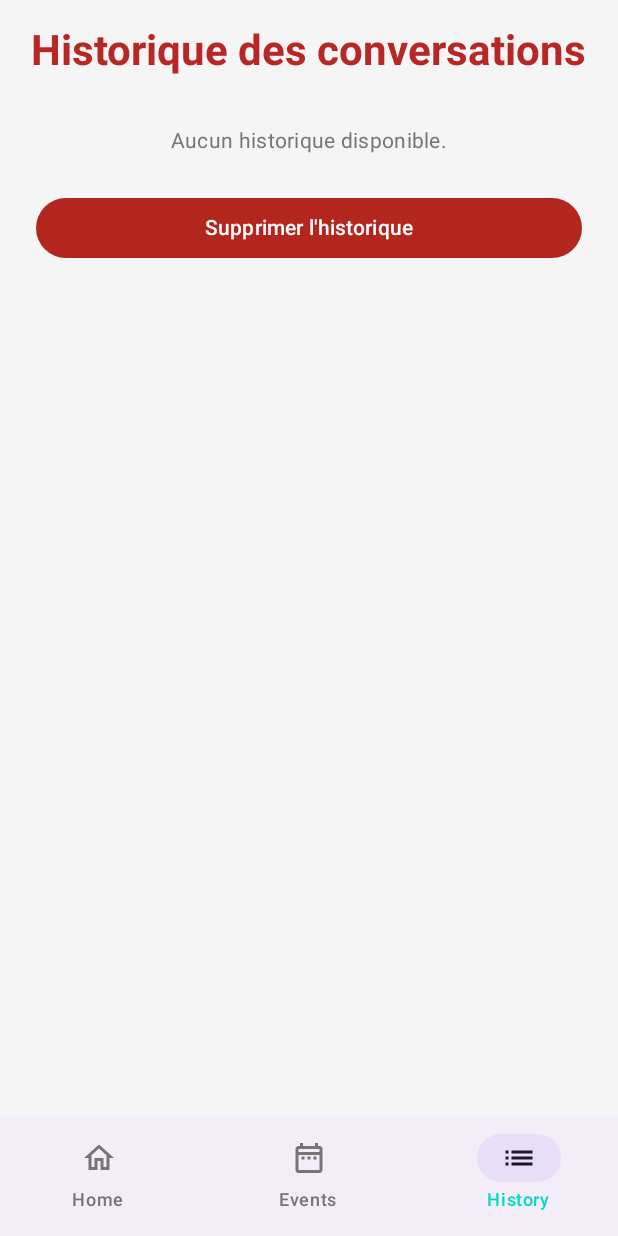
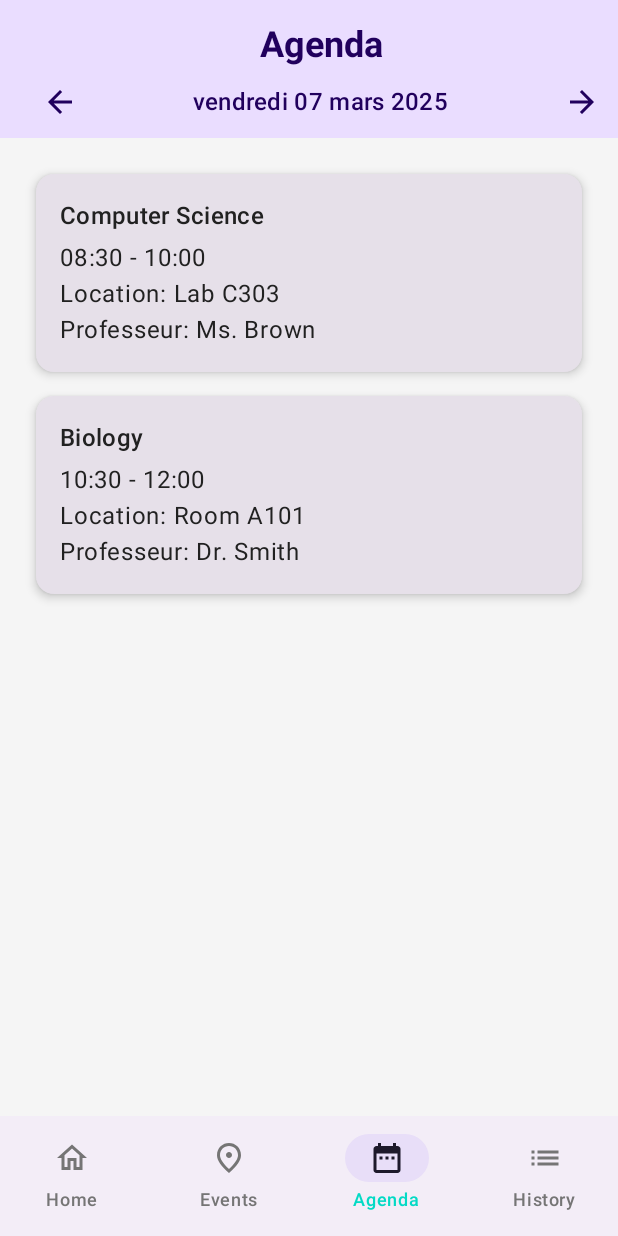
Before and after one commit to DramatikzZ/ISENSmartCompanion, an Android app built with Jetpack Compose: the screen it shows after launch (MainActivity), item 3 of the bottom bar chosen, on a phone screen of 412 x 824 dp. Run offline under Robolectric (Android 15) with nearby library versions, the light colour scheme and no system bars; our stand-ins replace Room's generated code.

Commit message:
PART 5 - 1
calendrier mais qui n'affiche pas les event inscrits

```diff
--- a/app/src/main/java/fr/isen/vincent/isensmartcompanion/MainActivity.kt
+++ b/app/src/main/java/fr/isen/vincent/isensmartcompanion/MainActivity.kt
@@ -14,8 +14,10 @@ import androidx.compose.material.icons.automirrored.filled.List
 import androidx.compose.material.icons.automirrored.outlined.List
 import androidx.compose.material.icons.filled.DateRange
 import androidx.compose.material.icons.filled.Home
+import androidx.compose.material.icons.filled.Place
 import androidx.compose.material.icons.outlined.DateRange
 import androidx.compose.material.icons.outlined.Home
+import androidx.compose.material.icons.outlined.Place
 import androidx.compose.material3.Scaffold
 import androidx.compose.ui.Modifier
 import androidx.compose.ui.graphics.vector.ImageVector
@@ -29,6 +31,7 @@ import fr.isen.vincent.isensmartcompanion.screen.EventsScreen
 import fr.isen.vincent.isensmartcompanion.screen.HistoryScreen
 import fr.isen.vincent.isensmartcompanion.screen.MainScreen
 import fr.isen.vincent.isensmartcompanion.navigation.TabView
+import fr.isen.vincent.isensmartcompanion.screen.AgendaScreen
 import fr.isen.vincent.isensmartcompanion.ui.theme.ISENSmartCompanionTheme
 import retrofit2.Call
 import retrofit2.Callback
@@ -52,10 +55,11 @@ class MainActivity : ComponentActivity() {
 
         setContent {
             val homeTab = TabBarItem(title = getString(R.string.bottom_navbar_home), selectedIcon = Icons.Filled.Home, unselectedIcon = Icons.Outlined.Home)
-            val eventsTab = TabBarItem(title = getString(R.string.bottom_navbar_event), selectedIcon = Icons.Filled.DateRange, unselectedIcon = Icons.Outlined.DateRange)
+            val eventsTab = TabBarItem(title = getString(R.string.bottom_navbar_event), selectedIcon = Icons.Filled.Place, unselectedIcon = Icons.Outlined.Place)
             val historyTab = TabBarItem(title = getString(R.string.bottom_navbar_history), selectedIcon = Icons.AutoMirrored.Filled.List, unselectedIcon = Icons.AutoMirrored.Outlined.List)
+            val agendaTab = TabBarItem(title = getString(R.string.bottom_navbar_agenda), selectedIcon = Icons.Filled.DateRange, unselectedIcon =  Icons.Outlined.DateRange)
 
-            val tabBarItems = listOf(homeTab, eventsTab, historyTab)
+            val tabBarItems = listOf(homeTab, eventsTab, agendaTab, historyTab)
 
             val navController = rememberNavController()
 
@@ -81,6 +85,9 @@ class MainActivity : ComponentActivity() {
                         }
                         composable(historyTab.title) {
                             HistoryScreen(innerPadding)
+                        }
+                        composable(agendaTab.title) {
+                            AgendaScreen()
                         }
                     }
                 }
--- /dev/null
+++ b/app/src/main/java/fr/isen/vincent/isensmartcompanion/models/CourseModel.kt
@@ -0,0 +1,35 @@
+package fr.isen.vincent.isensmartcompanion.models
+
+import androidx.room.Entity
+import androidx.room.PrimaryKey
+
+@Entity(tableName = "courses")
+data class CourseModel(
+    @PrimaryKey(autoGenerate = true)
+    val id: Int = 0,
+    val title: String,
+    val dayOfWeek: Int,
+    val startTime: String,
+    val endTime: String,
+    val location: String,
+    val instructor: String
+)
+
+class CourseGenerator {
+    companion object {
+        fun exampleCourses(): List<CourseModel> {
+            return listOf(
+                CourseModel(1, "Mathematics", 1, "08:30", "10:00", "Room A101", "Dr. Smith"),
+                CourseModel(2, "Physics", 1, "10:30", "12:00", "Room B202", "Prof. Johnson"),
+                CourseModel(3, "Computer Science", 2, "08:30", "10:00", "Lab C303", "Ms. Brown"),
+                CourseModel(4, "Biology", 2, "10:30", "12:00", "Room A101", "Dr. Smith"),
+                CourseModel(5, "History", 3, "14:00", "15:30", "Auditorium D404", "Mr. White"),
+                CourseModel(6, "Literature", 3, "16:00", "17:30", "Room B202", "Prof. Johnson"),
+                CourseModel(7, "Mathematics", 4, "08:30", "10:00", "Room A101", "Dr. Smith"),
+                CourseModel(8, "Physics", 4, "10:30", "12:00", "Room B202", "Prof. Johnson"),
+                CourseModel(9, "Computer Science", 5, "08:30", "10:00", "Lab C303", "Ms. Brown"),
+                CourseModel(10, "Biology", 5, "10:30", "12:00", "Room A101", "Dr. Smith")
+            )
+        }
+    }
+}
--- /dev/null
+++ b/app/src/main/java/fr/isen/vincent/isensmartcompanion/screen/AgendaScreen.kt
@@ -0,0 +1,105 @@
+package fr.isen.vincent.isensmartcompanion.screen
+
+import android.content.Context
+import android.os.Build
+import androidx.annotation.RequiresApi
+import androidx.compose.foundation.layout.*
+import androidx.compose.foundation.lazy.LazyColumn
+import androidx.compose.foundation.lazy.items
+import androidx.compose.material.icons.Icons
+import androidx.compose.material.icons.automirrored.filled.ArrowBack
+import androidx.compose.material.icons.automirrored.filled.ArrowForward
+import androidx.compose.material3.*
+import androidx.compose.runtime.*
+import androidx.compose.ui.Alignment
+import androidx.compose.ui.Modifier
+import androidx.compose.ui.platform.LocalContext
+import androidx.compose.ui.text.font.FontWeight
+import androidx.compose.ui.unit.dp
+import androidx.compose.ui.unit.sp
+import androidx.core.content.ContextCompat.getString
+import fr.isen.vincent.isensmartcompanion.R
+import fr.isen.vincent.isensmartcompanion.models.CourseGenerator
+import fr.isen.vincent.isensmartcompanion.models.CourseModel
+import java.time.LocalDate
+import java.time.format.DateTimeFormatter
+import java.time.format.TextStyle
+import java.util.Locale
+
+@OptIn(ExperimentalMaterial3Api::class)
+@RequiresApi(Build.VERSION_CODES.O)
+@Composable
+fun AgendaScreen() {
+    var selectedDate by remember { mutableStateOf(LocalDate.now()) }
+    val courses = CourseGenerator.exampleCourses()
+    val filteredCourses = courses.filter { it.dayOfWeek == selectedDate.dayOfWeek.value }
+    val dayName = selectedDate.dayOfWeek.getDisplayName(TextStyle.FULL, Locale.FRENCH)
+    val context = LocalContext.current
+    val formattedDate = selectedDate.format(DateTimeFormatter.ofPattern("dd MMMM yyyy", Locale.FRENCH))
+
+
+    Scaffold(
+        topBar = {
+            TopAppBar(
+                title = {
+                    Column (modifier = Modifier.padding(top = 16.dp),
+                        horizontalAlignment = Alignment.CenterHorizontally){
+                        Text(getString(context, R.string.agenda_title),
+                            fontSize = 24.sp,
+                            fontWeight = FontWeight.Bold)
+                        Row(
+                            modifier = Modifier.fillMaxWidth(),
+                            horizontalArrangement = Arrangement.SpaceBetween,
+                            verticalAlignment = Alignment.CenterVertically
+                        ) {
+                            IconButton(onClick = { selectedDate = selectedDate.minusDays(1) }) {
+                                Icon(Icons.AutoMirrored.Filled.ArrowBack, contentDescription = getString(context, R.string.previous_day))
+                            }
+                            Text(text = "$dayName $formattedDate", style = MaterialTheme.typography.titleMedium)
+                            IconButton(onClick = { selectedDate = selectedDate.plusDays(1) }) {
+                                Icon(Icons.AutoMirrored.Filled.ArrowForward, contentDescription = getString(context, R.string.next_day))
+                            }
+                        }
+                    }
+                },
+                colors = TopAppBarDefaults.topAppBarColors(
+                    containerColor = MaterialTheme.colorScheme.primaryContainer,
+                    titleContentColor = MaterialTheme.colorScheme.onPrimaryContainer
+                )
+            )
+        }
+    ) { paddingValues ->
+        Column(modifier = Modifier.padding(paddingValues).fillMaxSize()) {
+            if (filteredCourses.isEmpty()) {
+                Text(
+                    text = getString(context, R.string.no_courses),
+                    modifier = Modifier.fillMaxSize().wrapContentSize(Alignment.Center)
+                )
+            } else {
+                LazyColumn(modifier = Modifier.fillMaxSize().padding(16.dp)) {
+                    items(filteredCourses) { course ->
+                        CourseItem(course)
+                    }
+                }
+            }
+        }
+    }
+}
+
+@Composable
+fun CourseItem(course: CourseModel) {
+    Card(
+        modifier = Modifier
+            .fillMaxWidth()
+            .padding(8.dp),
+        elevation = CardDefaults.cardElevation(4.dp)
+    ) {
+        Column(modifier = Modifier.padding(16.dp)) {
+            Text(text = course.title, style = MaterialTheme.typography.titleMedium)
+            Spacer(modifier = Modifier.height(4.dp))
+            Text(text = "${course.startTime} - ${course.endTime}")
+            Text(text = "Location: ${course.location}")
+            Text(text = "Professeur: ${course.instructor}")
+        }
+    }
+}
--- a/app/src/main/java/fr/isen/vincent/isensmartcompanion/screen/HistoryScreen.kt
+++ b/app/src/main/java/fr/isen/vincent/isensmartcompanion/screen/HistoryScreen.kt
@@ -37,10 +37,11 @@ import androidx.compose.ui.unit.dp
 import androidx.compose.ui.Modifier
 import androidx.compose.ui.graphics.Color
 import androidx.compose.ui.text.font.FontWeight
+import androidx.core.content.ContextCompat.getString
+import fr.isen.vincent.isensmartcompanion.R
 import fr.isen.vincent.isensmartcompanion.data.chat.ChatDao
 import fr.isen.vincent.isensmartcompanion.data.chat.DBInstance
 import fr.isen.vincent.isensmartcompanion.models.ChatModel
-import fr.isen.vincent.isensmartcompanion.utils.constants.Constants
 import kotlinx.coroutines.launch
 import java.text.SimpleDateFormat
 import java.util.Date
@@ -69,7 +70,7 @@ fun HistoryScreen(innerPadding: PaddingValues) {
         horizontalAlignment = Alignment.CenterHorizontally
     ) {
         Text(
-            text = Constants.HISTORY_TITLE,
+            text = getString(context, R.string.history_title),
             style = MaterialTheme.typography.headlineMedium.copy(fontWeight = FontWeight.Bold),
             color = MaterialTheme.colorScheme.primary,
             modifier = Modifier
@@ -82,7 +83,7 @@ fun HistoryScreen(innerPadding: PaddingValues) {
 
         if (chatHistory.isEmpty()) {
             Text(
-                text = Constants.ERROR_MESSAGE_HISTORY,
+                text = getString(context, R.string.error_message_history),
                 style = MaterialTheme.typography.bodyMedium,
                 color = MaterialTheme.colorScheme.onSurfaceVariant
             )
@@ -99,7 +100,7 @@ fun HistoryScreen(innerPadding: PaddingValues) {
                         onDelete = {
                             coroutineScope.launch {
                                 chatDao.deleteChat(message)
-                                Toast.makeText(context, Constants.DELETE_CHAT_MESSAGE, Toast.LENGTH_SHORT).show()
+                                Toast.makeText(context, getString(context, R.string.delete_chat_message), Toast.LENGTH_SHORT).show()
                             }
                         }
                     )
@@ -113,7 +114,7 @@ fun HistoryScreen(innerPadding: PaddingValues) {
             onClick = {
                 coroutineScope.launch {
                     chatDao.deleteAllChats()
-                    Toast.makeText(context, Constants.DELETE_HISTORY_MESSAGE, Toast.LENGTH_SHORT).show()
+                    Toast.makeText(context, getString(context, R.string.delete_history_message), Toast.LENGTH_SHORT).show()
                 }
             },
             colors = ButtonDefaults.buttonColors(containerColor = MaterialTheme.colorScheme.error),
@@ -121,7 +122,7 @@ fun HistoryScreen(innerPadding: PaddingValues) {
                 .fillMaxWidth()
                 .padding(8.dp)
         ) {
-            Text(Constants.DELETE_HISTORY, color = Color.White)
+            Text(getString(context, R.string.delete_history), color = Color.White)
         }
     }
 }
--- a/app/src/main/java/fr/isen/vincent/isensmartcompanion/screen/MainScreen.kt
+++ b/app/src/main/java/fr/isen/vincent/isensmartcompanion/screen/MainScreen.kt
@@ -34,12 +34,12 @@ import androidx.compose.ui.platform.LocalContext
 import androidx.compose.ui.res.painterResource
 import androidx.compose.ui.text.font.FontWeight
 import androidx.compose.ui.unit.dp
+import androidx.core.content.ContextCompat.getString
 import fr.isen.vincent.isensmartcompanion.R
 import kotlinx.coroutines.launch
 import fr.isen.vincent.isensmartcompanion.api.gemini.GeminiAPI
 import fr.isen.vincent.isensmartcompanion.data.chat.ChatDatabase
 import fr.isen.vincent.isensmartcompanion.models.ChatModel
-import fr.isen.vincent.isensmartcompanion.utils.constants.Constants
 
 @Composable
 fun MainScreen(innerPadding: PaddingValues, chatHistory: ChatDatabase) {
@@ -114,7 +114,7 @@ fun MainScreen(innerPadding: PaddingValues, chatHistory: ChatDatabase) {
             TextField(
                 value = userInput.value,
                 onValueChange = { userInput.value = it },
-                placeholder = { Text(Constants.PLACE_HOLDER_CHAT) },
+                placeholder = { Text(getString(context, R.string.place_holder_chat)) },
                 colors = TextFieldDefaults.colors(
                     focusedContainerColor = Color.Transparent,
                     unfocusedContainerColor = Color.Transparent,
@@ -138,7 +138,7 @@ fun MainScreen(innerPadding: PaddingValues, chatHistory: ChatDatabase) {
                             chatDao.insertChat(chatMessage)
                         }
                     } else {
-                        Toast.makeText(context, Constants.ERROR_MESSAGE_CHAT, Toast.LENGTH_LONG).show()
+                        Toast.makeText(context, getString(context, R.string.error_message_chat), Toast.LENGTH_LONG).show()
                     }
                 },
                 colors = ButtonDefaults.buttonColors(containerColor = MaterialTheme.colorScheme.primary),
--- a/app/src/main/java/fr/isen/vincent/isensmartcompanion/ui/theme/Theme.kt
+++ b/app/src/main/java/fr/isen/vincent/isensmartcompanion/ui/theme/Theme.kt
@@ -7,7 +7,6 @@ import androidx.compose.material3.MaterialTheme
 import androidx.compose.material3.darkColorScheme
 import androidx.compose.material3.lightColorScheme
 import androidx.compose.runtime.Composable
-import androidx.compose.ui.platform.LocalContext
 import androidx.compose.ui.res.colorResource
 import fr.isen.vincent.isensmartcompanion.R
 
@@ -19,13 +18,10 @@ fun ISENSmartCompanionTheme(
     dynamicColor: Boolean = true,
     content: @Composable () -> Unit
 ) {
-    val context = LocalContext.current
-
     // Couleurs du mode clair
     val lightColors = lightColorScheme(
         primary = colorResource(id = R.color.light_primary),
         secondary = colorResource(id = R.color.light_secondary),
-        //surface = colorResource(id = R.color.light_surface),
         surfaceVariant = colorResource(id = R.color.light_surface_variant),
         onSurface = colorResource(id = R.color.light_on_surface),
         onSurfaceVariant = colorResource(id = R.color.light_on_surface_variant),
@@ -38,7 +34,6 @@ fun ISENSmartCompanionTheme(
     val darkColors = darkColorScheme(
         primary = colorResource(id = R.color.dark_primary),
         secondary = colorResource(id = R.color.dark_secondary),
-        //surface = colorResource(id = R.color.dark_surface),
         surfaceVariant = colorResource(id = R.color.dark_surface_variant),
         onSurface = colorResource(id = R.color.dark_on_surface),
         onSurfaceVariant = colorResource(id = R.color.dark_on_surface_variant),
@@ -52,7 +47,6 @@ fun ISENSmartCompanionTheme(
     MaterialTheme(
         colorScheme = colors,
         typography = Typography,
-        //shapes = Shapes,
         content = content
     )
 }
--- a/app/src/main/res/values/strings.xml
+++ b/app/src/main/res/values/strings.xml
@@ -1,18 +1,69 @@
 <resources>
-    //App Name
+    <!-- App Name -->
     <string name="app_name">ISENSmartCompanion</string>
     <string name="app_title">Smart Companion</string>
 
-    //Images
+    <!-- Images -->
     <string name="isen_logo">Logo ISEN</string>
     <string name="send_button">Bouton envoyer</string>
 
-    // NavBar
+    <!-- NavBar -->
     <string name="bottom_navbar_home">Home</string>
     <string name="bottom_navbar_event">Events</string>
     <string name="bottom_navbar_history">History</string>
+    <string name="bottom_navbar_agenda">Agenda</string>
 
-    <!-- HISTORY -->
+    <!-- History -->
     <string name="delete_button">Bouton Supprimer</string>
 
+    <!-- Main Screen -->
+    <string name="error_message_chat">Veuillez entrer un message</string>
+    <string name="place_holder_chat">Écrivez un message…</string>
+
+    <!-- Events Screen -->
+    <string name="event_title">Evènements</string>
+    <string name="error_message_events">Erreur lors du chargement des événements.</string>
+    <string name="no_events">Aucun événement disponible.</string>
+
+    <!-- Events Details Activity Screen -->
+    <string name="authorized_message">Authorized !</string>
+    <string name="refused_message">Refused.</string>
+    <string name="subscribe_button">S\'abonner</string>
+    <string name="unsubscribe_button">Se désabonner</string>
+    <string name="event_preferences">Event Prefs</string>
+    <string name="retour_icon">Retour</string>
+
+    <!-- History Screen -->
+    <string name="history_title">Historique des conversations</string>
+    <string name="error_message_history">Aucun historique disponible.</string>
+    <string name="delete_chat_message">Message supprimé</string>
+    <string name="delete_history_message">Historique supprimé</string>
+    <string name="delete_history">Supprimer l\'historique</string>
+
+    <!-- Retrofit -->
+    <string name="events_endpoint">events.json</string>
+    <string name="base_url">https://isen-smart-companion-default-rtdb.europe-west1.firebasedatabase.app/</string>
+
+    <!-- Gemini -->
+    <string name="gemini_model_name">gemini-1.5-flash</string>
+    <string name="api_key">AIzaSyBNw0r1o53RcwJa_-aLWOJUUEbyE03jL3E</string>
+
+    <!-- Database -->
+    <string name="database_name">IsenSmartCompanion Database</string>
+
+    <!-- Channel Notifications -->
+    <string name="channel_id">channel_id</string>
+    <string name="channel_name">channel_name</string>
+    <string name="channel_description">Ceci est la description du channel</string>
+    <string name="channel_importance">IMPORTANCE_HIGH</string>
+
+    <!-- Notifications -->
+    <string name="notification_message">N\'oubliez pas d\'être au rendez-vous !</string>
+    <string name="notification_delay_ms">10000</string>
+
+    <!-- Agenda -->
+    <string name="previous_day">Jour précèdent</string>
+    <string name="next_day">Jour suivant</string>
+    <string name="agenda_title">Agenda</string>
+    <string name="no_courses">Pas de cours disponible</string>
 </resources>
```
Also changed, not shown: app/src/main/java/fr/isen/vincent/isensmartcompanion/EventDetailActivity.kt (+6 -6 lines), app/src/main/java/fr/isen/vincent/isensmartcompanion/screen/EventsScreen.kt (+7 -4 lines), app/src/main/java/fr/isen/vincent/isensmartcompanion/utils/constants/Constants.kt (+0 -24 lines), 5 other files.
